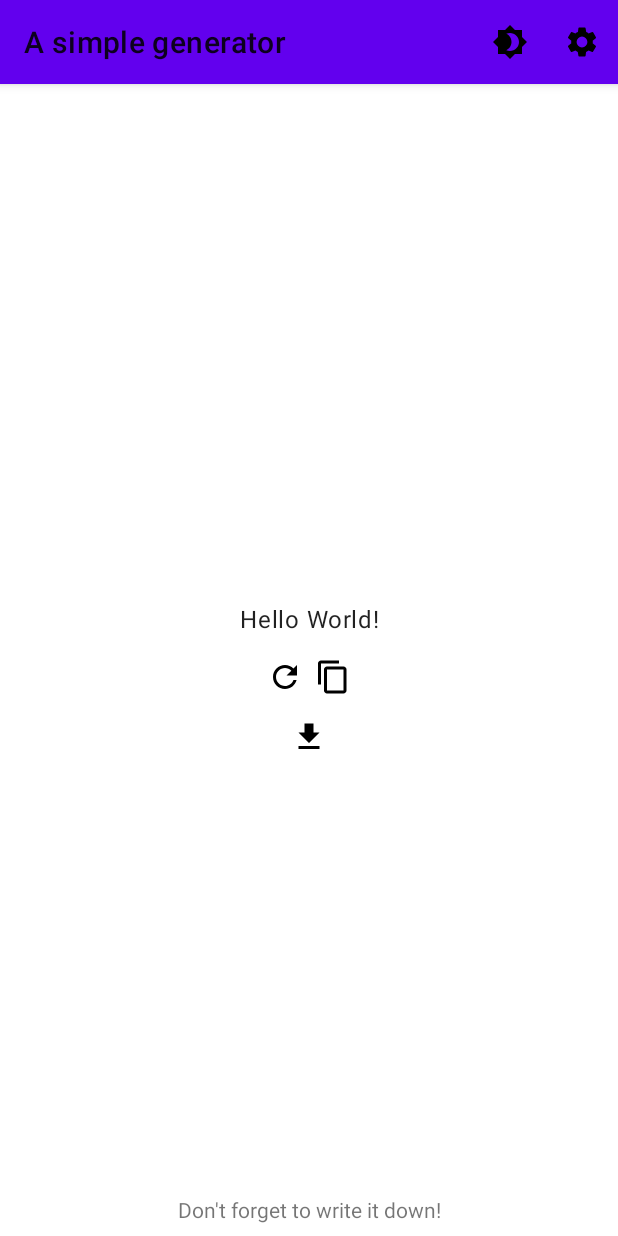
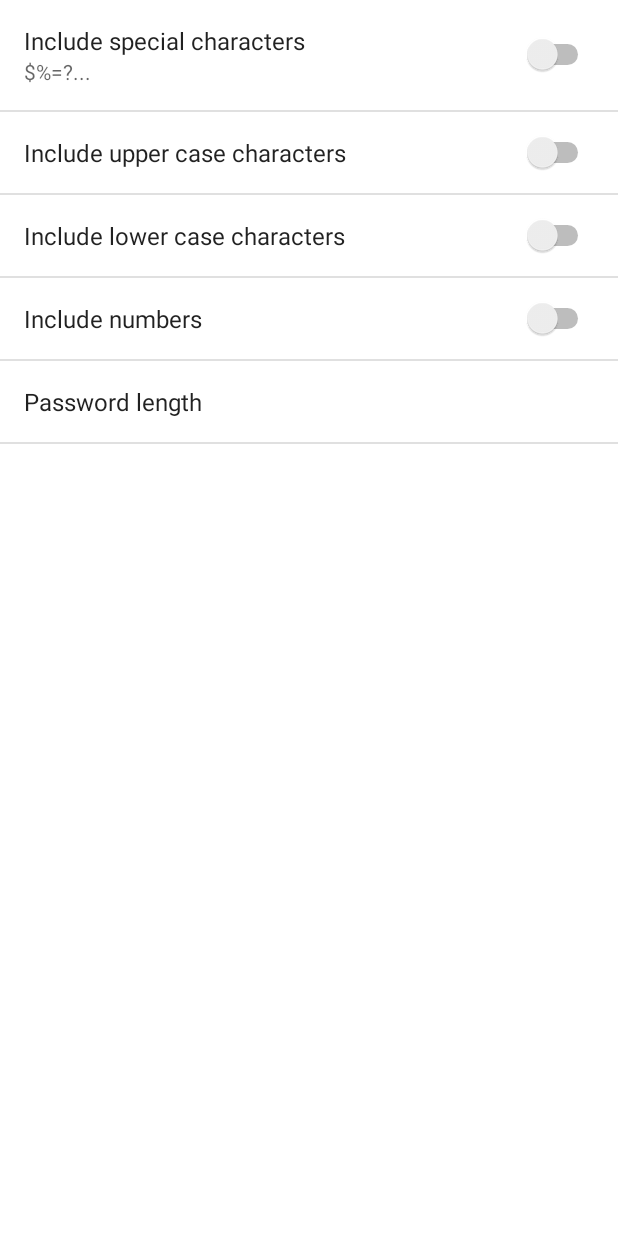
Before and after one commit to ReneSpies/pass13, an Android app: the screen it shows after launch (MainActivity before the commit, SettingsActivity after it), after a tap on "Settings", on a phone screen of 412 x 824 dp. Run offline under Robolectric (Android 15) with nearby library versions, the phone set to English and light mode, and no system bars.

Commit message:
preferences

```diff
--- a/app/src/main/AndroidManifest.xml
+++ b/app/src/main/AndroidManifest.xml
@@ -12,10 +12,12 @@
 		android:roundIcon="@mipmap/ic_launcher_round"
 		android:supportsRtl="true"
 		android:theme="@style/AppTheme">
+		<activity android:name=".SettingsActivity"></activity>
 		<activity android:name=".MainActivity">
 			<intent-filter>
 				<action android:name="android.intent.action.VIEW" />
 				<action android:name="android.intent.action.MAIN" />
+
 				<category android:name="android.intent.category.LAUNCHER" />
 			</intent-filter>
 		</activity>
--- a/app/src/main/java/com/aresid/simplepasswordgeneratorapp/MainActivity.java
+++ b/app/src/main/java/com/aresid/simplepasswordgeneratorapp/MainActivity.java
@@ -1,16 +1,20 @@
 package com.aresid.simplepasswordgeneratorapp;
 
+import android.content.Intent;
 import android.content.res.Configuration;
 import android.os.Bundle;
 import android.util.Log;
 import android.view.Menu;
 import android.view.MenuItem;
 import android.view.View;
+import android.widget.TextView;
 
 import androidx.annotation.NonNull;
 import androidx.appcompat.app.AppCompatActivity;
 import androidx.appcompat.app.AppCompatDelegate;
 import androidx.appcompat.widget.Toolbar;
+
+import java.util.Random;
 
 public class MainActivity
 		extends AppCompatActivity
@@ -22,6 +26,8 @@ public class MainActivity
 	@Override
 	protected void onCreate(Bundle savedInstanceState) {
 
+		Log.d(TAG, "onCreate:true");
+
 		super.onCreate(savedInstanceState);
 		setContentView(R.layout.activity_main);
 
@@ -31,9 +37,47 @@ public class MainActivity
 
 		mCurrentNightMode = getResources().getConfiguration().uiMode & Configuration.UI_MODE_NIGHT_MASK;
 
+		TextView password = findViewById(R.id.main_activity_password_view);
+		password.setText(generateNewPassword());
+
 		findViewById(R.id.main_activity_copy_button).setOnClickListener(this);
 		findViewById(R.id.main_activity_export_button).setOnClickListener(this);
 		findViewById(R.id.main_activity_renew_button).setOnClickListener(this);
+
+	}
+
+	private String generateNewPassword() {
+
+		Log.d(TAG, "generateNewPassword:true");
+
+		String newPassword = "";
+		char[] lowerChars = "abcdefghijklmnopqrstuvwxyz".toCharArray();
+		char[] upperChars = "abcdefghijklmnopqrstuvwxyz".toUpperCase().toCharArray();
+		char[] specialCharacters = "$%&=?!-_.,;:#*+<>".toCharArray();
+		char[] numbers = "0123456789".toCharArray();
+
+		char[][] pool = new char[][] {lowerChars, upperChars, specialCharacters, numbers};
+
+		// TODO: include preferences
+
+		/*
+		if (setting1)
+			array += setting1
+		if (setting2)
+			array += setting2
+
+		usw...
+		 */
+
+		Random random = new Random();
+
+		for (int i = 0; i < 8; i++) {
+
+			newPassword += lowerChars[random.nextInt(lowerChars.length)];
+
+		}
+
+		return newPassword;
 
 	}
 
@@ -96,6 +140,8 @@ public class MainActivity
 
 			case R.id.toolbar_settings:
 
+				startActivity(new Intent(this, SettingsActivity.class));
+
 				break;
 
 		}
@@ -124,6 +170,9 @@ public class MainActivity
 			case R.id.main_activity_renew_button:
 				Log.d(TAG, "onClick: renew button");
 
+				TextView password = findViewById(R.id.main_activity_password_view);
+				password.setText(generateNewPassword());
+
 				break;
 
 		}
--- /dev/null
+++ b/app/src/main/java/com/aresid/simplepasswordgeneratorapp/SettingsActivity.java
@@ -0,0 +1,32 @@
+package com.aresid.simplepasswordgeneratorapp;
+
+import android.os.Bundle;
+import android.preference.Preference;
+import android.preference.PreferenceActivity;
+import android.util.Log;
+
+public class SettingsActivity
+		extends PreferenceActivity
+		implements Preference.OnPreferenceChangeListener {
+
+	private static final String TAG = "SettingsActivity";
+
+	@Override
+	protected void onCreate(Bundle savedInstanceState) {
+
+		Log.d(TAG, "onCreate:true");
+
+		super.onCreate(savedInstanceState);
+
+		addPreferencesFromResource(R.xml.preferences);
+
+	}
+
+	@Override
+	public boolean onPreferenceChange(Preference preference, Object newValue) {
+
+		Log.d(TAG, "onPreferenceChange:true");
+
+		return false;
+	}
+}
--- /dev/null
+++ b/app/src/main/java/com/aresid/simplepasswordgeneratorapp/SettingsFragment.java
@@ -0,0 +1,13 @@
+package com.aresid.simplepasswordgeneratorapp;
+
+import androidx.preference.PreferenceFragmentCompat;
+
+/**
+ * Created on: 8/6/2019
+ * For Project: SimplePasswordGeneratorApp
+ * Author: René Spies
+ * Copyright: © 2019 Ares ID
+ */
+
+public class SettingsFragment
+		extends PreferenceFragmentCompat {}
--- a/app/src/main/res/layout/activity_main.xml
+++ b/app/src/main/res/layout/activity_main.xml
@@ -4,6 +4,7 @@
 	xmlns:tools="http://schemas.android.com/tools"
 	android:layout_width="match_parent"
 	android:layout_height="match_parent"
+	android:id="@+id/container"
 	tools:context=".MainActivity">
 
 	<androidx.appcompat.widget.Toolbar
@@ -39,6 +40,7 @@
 			android:id="@+id/main_activity_renew_button"
 			android:layout_width="wrap_content"
 			android:layout_height="wrap_content"
+			android:padding="@dimen/standard_8dp"
 			android:layout_marginEnd="@dimen/standard_4dp"
 			android:background="?attr/selectableItemBackgroundBorderless"
 			android:src="@drawable/ic_refresh_24dp" />
@@ -48,6 +50,7 @@
 			android:layout_width="wrap_content"
 			android:layout_height="wrap_content"
 			android:layout_marginStart="@dimen/standard_4dp"
+			android:padding="@dimen/standard_8dp"
 			android:background="?attr/selectableItemBackgroundBorderless"
 			android:src="@drawable/ic_content_copy_24dp" />
 	</LinearLayout>
@@ -57,6 +60,7 @@
 		android:layout_width="wrap_content"
 		android:layout_height="wrap_content"
 		android:layout_margin="@dimen/standard_8dp"
+		android:padding="@dimen/standard_8dp"
 		android:background="?attr/selectableItemBackgroundBorderless"
 		android:src="@drawable/ic_file_download_24dp"
 		app:layout_constraintEnd_toEndOf="parent"
--- /dev/null
+++ b/app/src/main/res/layout/activity_settings.xml
@@ -0,0 +1,9 @@
+<?xml version="1.0" encoding="utf-8"?>
+<androidx.constraintlayout.widget.ConstraintLayout xmlns:android="http://schemas.android.com/apk/res/android"
+	xmlns:app="http://schemas.android.com/apk/res-auto"
+	xmlns:tools="http://schemas.android.com/tools"
+	android:layout_width="match_parent"
+	android:layout_height="match_parent"
+	tools:context=".SettingsActivity">
+
+</androidx.constraintlayout.widget.ConstraintLayout>
--- a/app/src/main/res/values-night/colors.xml
+++ b/app/src/main/res/values-night/colors.xml
@@ -1,8 +1,8 @@
 <?xml version="1.0" encoding="utf-8"?>
 <resources>
-	<color name="color_primary">#bb86fc</color>
+	<color name="color_primary">#121212</color>
 	<color name="color_primary_dark">#3700b3</color>
-	<color name="color_secondary">#03dac5</color>
+	<color name="color_secondary">#ffcc33</color>
 
 	<color name="color_background">#121212</color>
 	<color name="color_surface">#121212</color>
--- a/app/src/main/res/values/colors.xml
+++ b/app/src/main/res/values/colors.xml
@@ -1,8 +1,8 @@
 <?xml version="1.0" encoding="utf-8"?>
 <resources>
-	<color name="color_primary">#6200ee</color>
+	<color name="color_primary">#0080ff</color>
 	<color name="color_primary_dark">#3700b3</color>
-	<color name="color_secondary">#03dac6</color>
+	<color name="color_secondary">#ffcc33</color>
 
 	<color name="color_background">#fff</color>
 	<color name="color_surface">#fff</color>
--- /dev/null
+++ b/app/src/main/res/xml/preferences.xml
@@ -0,0 +1,28 @@
+<?xml version="1.0" encoding="utf-8"?>
+<PreferenceScreen xmlns:android="http://schemas.android.com/apk/res/android">
+
+	<SwitchPreference
+		android:key="special characters"
+		android:title="Include special characters"
+		android:summary="$%=?..." />
+
+	<SwitchPreference
+		android:key="upper case"
+		android:checked="true"
+		android:title="Include upper case characters" />
+
+	<SwitchPreference
+		android:key="lower case"
+		android:checked="true"
+		android:title="Include lower case characters" />
+
+	<SwitchPreference
+		android:key="numbers"
+		android:checked="true"
+		android:title="Include numbers" />
+
+	<Preference
+		android:key="password length"
+		android:title="Password length" />
+
+</PreferenceScreen>
```
